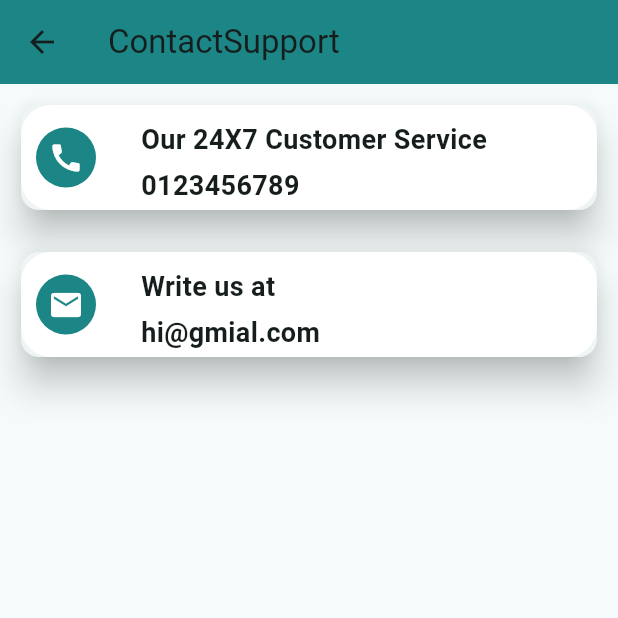
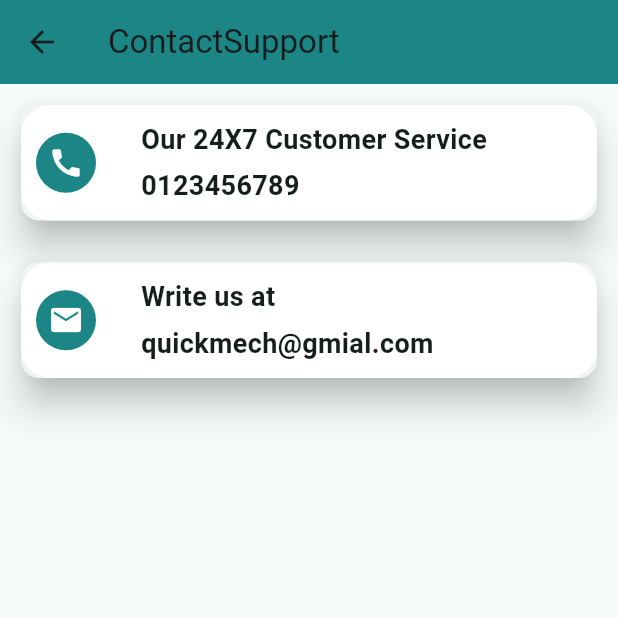
Before and after one commit to Ashfak07/quick-mech, a Flutter app: the ContactSupportScreen screen opened directly, on a phone screen of 412 x 824 dp, the top half of it. Run offline on Flutter 3.47's test engine with Material 2 defaults, Android fonts, the phone set to English and light mode, and no system bars; our stand-ins replace animated_text_kit, font_awesome_flutter, geolocator, google_fonts, persistent_bottom_nav_bar, smooth_page_indicator; missing offline and left inert: flutter_pannable_rating_bar.

Commit message:
contact support changed

```diff
--- a/lib/view/profile_screen/screens/contact _support_screen/contact _support_screen.dart
+++ b/lib/view/profile_screen/screens/contact _support_screen/contact _support_screen.dart
@@ -26,7 +26,6 @@ class _ContactSupportScreenState extends State<ContactSupportScreen> {
                 decoration: BoxDecoration(
                     color: ColorConstants.primaryWhite,
                     borderRadius: BorderRadius.circular(20)),
-                height: 70,
                 width: 200,
                 child: Padding(
                   padding: const EdgeInsets.all(10),
@@ -73,7 +72,6 @@ class _ContactSupportScreenState extends State<ContactSupportScreen> {
                 decoration: BoxDecoration(
                     color: ColorConstants.primaryWhite,
                     borderRadius: BorderRadius.circular(20)),
-                height: 70,
                 width: 200,
                 child: Padding(
                   padding: const EdgeInsets.all(10),
@@ -100,12 +98,12 @@ class _ContactSupportScreenState extends State<ContactSupportScreen> {
                             height: 5,
                           ),
                           Text(
-                            'hi@gmial.com',
+                            'quickmech@gmial.com',
                             style: TextStyle(
                                 fontWeight: FontWeight.bold, fontSize: 18),
                           )
                         ],
-                      )
+                      ),
                     ],
                   ),
                 ),
```
